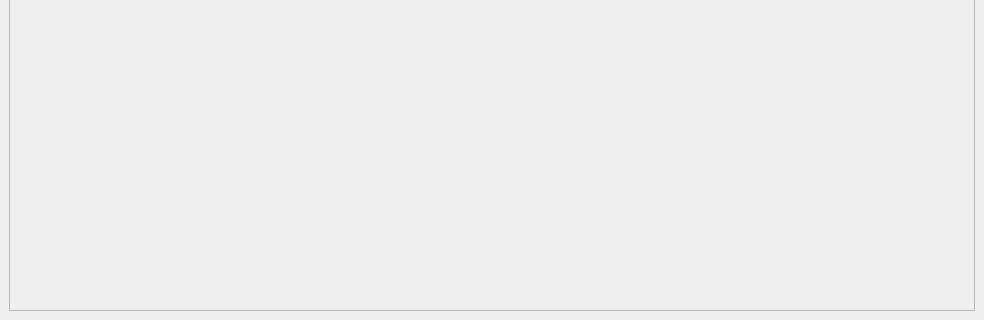
Qt form src/gui_execution_diagram/resource/execution_diagram.ui (PIBAUR/Plaisir) before a commit; both pictures show x 0 to 984 and y 447 to 767 of the 984 by 767 pixel window.
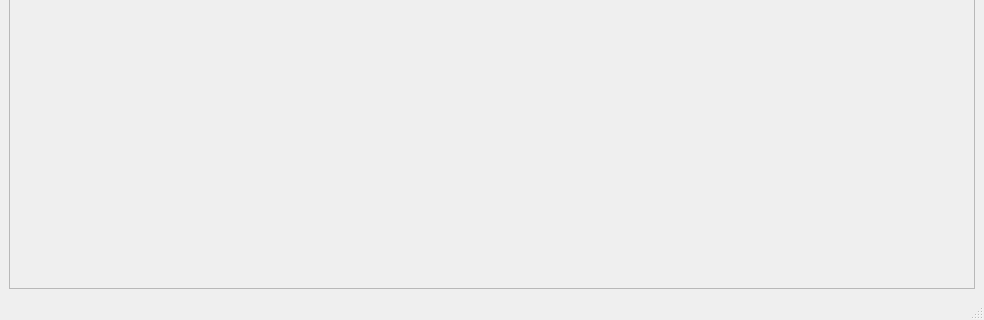
The same form after that commit.

```diff
--- a/src/gui_execution_diagram/resource/execution_diagram.ui
+++ b/src/gui_execution_diagram/resource/execution_diagram.ui
@@ -26,7 +26,7 @@
          <x>0</x>
          <y>0</y>
          <width>964</width>
-         <height>722</height>
+         <height>700</height>
         </rect>
        </property>
        <layout class="QHBoxLayout" name="horizontalLayout">
@@ -65,6 +65,7 @@
    </widget>
    <addaction name="menuFile"/>
   </widget>
+  <widget class="QStatusBar" name="statusBar"/>
   <action name="actionOpen">
    <property name="text">
     <string>Ouvrir</string>
```
